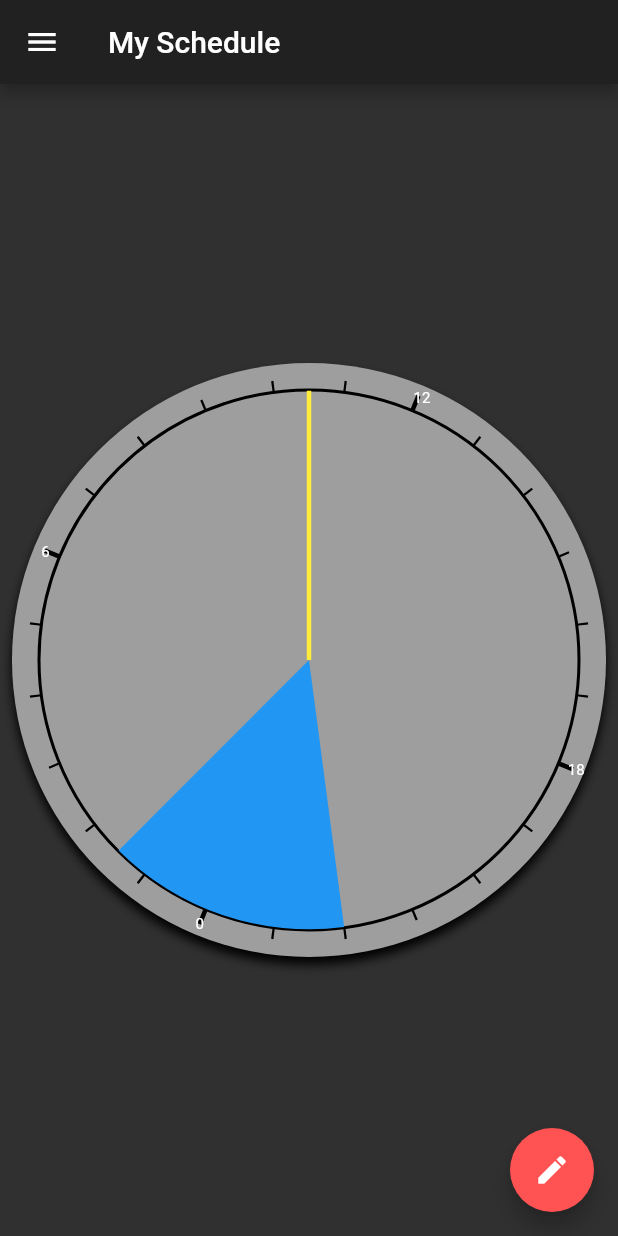
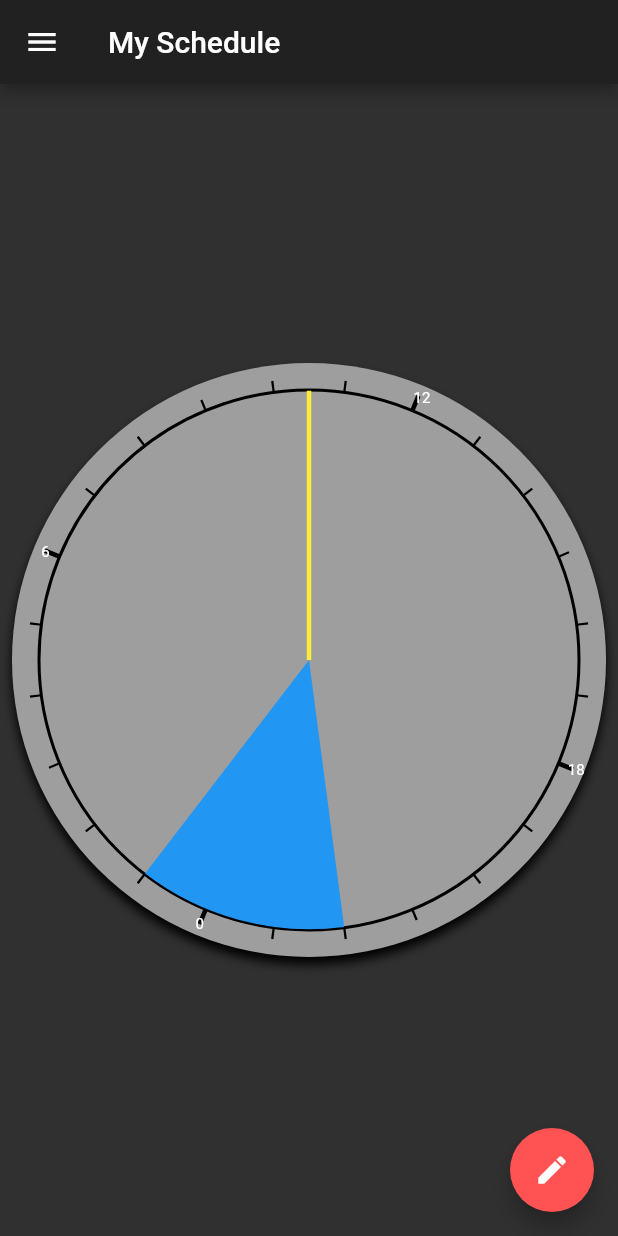
Before and after one commit to juanitotaveras/napchart-mobile, a Flutter app: the first screen one second after launch, on a phone screen of 412 x 824 dp. Run offline on Flutter 3.47's test engine with Material 2 defaults, Android fonts, the phone set to English and light mode, and no system bars; our stand-ins replace charts_flutter.

Commit message:
Custom graphics look awesome

```diff
--- a/lib/current_schedule_graphic.dart
+++ b/lib/current_schedule_graphic.dart
@@ -1,5 +1,7 @@
 import 'package:flutter/material.dart';
 import 'package:polysleep/src/models/time.dart';
+import 'package:polysleep/src/models/segment.dart';
+
 import 'schedule_number_painter.dart';
 import 'segment_painter.dart';
 import 'dart:math';
@@ -7,12 +9,30 @@ import 'utils.dart';
 
 class CurrentScheduleGraphic extends StatelessWidget {
   CurrentScheduleGraphic({Key key, this.currentTime}) : super(key: key);
-
+  // TODO: Have a list of segments as input
   final DateTime currentTime;
 
+//  final Stack segmentStack = Stack(
+//    children: segments.map((segment) => {
+//      Container(
+//
+//      );
+//    }).toList();
+//  );
   @override
   Widget build(BuildContext context) {
     // TODO: implement build
+    final DateTime _start = DateTime(2019,0,0,22);
+    final DateTime _end = DateTime(2019,0,1,1,30);
+    final List<Segment> segments = [Segment(startTime:_start, endTime: _end)];
+    final List<Widget> segmentWidgets = segments.map( (seg) => Container(
+        width: double.infinity,
+        height: double.infinity,
+        child: CustomPaint(
+            painter: SegmentPainter(seg.startTime.hour * 60, seg.endTime.hour * 60,
+                Time.toRadiansFrom(currentTime) + pi/2) // 10pm to 1:30am
+        )
+    )).toList();
     return Stack(
       children: <Widget>[
         Container(
@@ -29,8 +49,6 @@ class CurrentScheduleGraphic extends StatelessWidget {
             ],
           ),
         ),
-
-
         Container(
           width: double.infinity,
           height: double.infinity,
@@ -46,14 +64,17 @@ class CurrentScheduleGraphic extends StatelessWidget {
             painter: ClockDialPainter(clockText: ClockText.arabic, startTime: this.currentTime),
           ),
         ),
-        Container(
-            width: double.infinity,
-            height: double.infinity,
-            child: CustomPaint(
-                painter: SegmentPainter(1320, 90,
-                    Time.toRadiansFrom(this.currentTime) + pi/2) // 10pm to 1:30am
-            )
+        Stack(
+          children: segmentWidgets,
         ),
+//        Container(
+//            width: double.infinity,
+//            height: double.infinity,
+//            child: CustomPaint(
+//                painter: SegmentPainter(1320, 90,
+//                    Time.toRadiansFrom(this.currentTime) + pi/2) // 10pm to 1:30am
+//            )
+//        ),
         Container(
           width: double.infinity,
           height: double.infinity,
@@ -71,7 +92,7 @@ class ClockHandPainter extends CustomPainter {
   @override
   void paint(Canvas canvas, Size size) {
     // TODO: implement paint
-    double radius = size.width / 2.2 - 0.5;
+    double radius = min(size.width, size.height) / 2.2 - 0.5;
     Offset centerPoint = Offset(size.width/2, size.height/2);
     Offset endPoint = Utils.getCoord(centerPoint, radius, 0, pi/2);
     Paint paint = Paint()
@@ -83,7 +104,7 @@ class ClockHandPainter extends CustomPainter {
   @override
   bool shouldRepaint(CustomPainter oldDelegate) {
     // TODO: implement shouldRepaint
-    return null;
+    return true;
   }
 
 }
--- a/lib/schedule_number_painter.dart
+++ b/lib/schedule_number_painter.dart
@@ -35,15 +35,13 @@ class ClockDialPainter extends CustomPainter{
         )
   {
     tickPaint.color= Colors.blueGrey;
-    print ('STARTTIME"');
-    print(this.startTime);
   }
 
   @override
   void paint(Canvas canvas, Size size) {
     var tickMarkLength;
     final angle= 2* PI / 24;
-    final radius= size.width/2;
+    final radius= min(size.width, size.height)/2;
     hourTickMarkLength = radius / 18 ;
     minuteTickMarkLength = radius / 25;
     tickPaint.strokeWidth = 2;
@@ -57,12 +55,10 @@ class ClockDialPainter extends CustomPainter{
     final double startTimeRadians = Time.toRadiansFrom(this.startTime) + pi/2;
 
     for (var i = 0; i < 24; i++) {
-      print("i: " + i.toString());
       tickMarkLength = i % 6 == 0 ? hourTickMarkLength: minuteTickMarkLength;
       tickPaint.strokeWidth= i % 6 == 0 ? hourTickMarkWidth : minuteTickMarkWidth;
       Offset tickStartPoint = Utils.getCoord(centerPoint, tickMarkStartRadius, i*60, startTimeRadians);
       Offset tickEndPoint = Utils.getCoord(centerPoint, tickMarkStartRadius+tickMarkLength, i*60, startTimeRadians);
-      print("tick Start point: " + tickStartPoint.toString());
       canvas.drawLine(tickStartPoint, tickEndPoint, tickPaint);
 
 
@@ -80,7 +76,7 @@ class ClockDialPainter extends CustomPainter{
         var numberCoord = Utils.getCoord(centerPointForNumPainter,
             /*tickMarkStartRadius+tickMarkLength+5*/ radius,
             i*60, startTimeRadians);
-        print ("num coord: " + numberCoord.toString());
+//        print ("num coord: " + numberCoord.toString());
         textPainter.paint(canvas, numberCoord);
       }
 
--- a/lib/segment_painter.dart
+++ b/lib/segment_painter.dart
@@ -33,8 +33,8 @@ class SegmentPainter extends CustomPainter {
     //const distFromCenter = 0;
     //centerPoint = Offset(centerPoint.dx, centerPoint.dy + distFromCenter);
     var centerPoint = Offset(size.width/2, size.height / 2);
-    print("CENTER PT ");
-    print(centerPoint);
+//    print("CENTER PT ");
+//    print(centerPoint);
     var radius = min(size.width, size.height) / 2.2 - 0.5;
 
     // cornerOne = Offset(centerPoint.)
@@ -64,55 +64,3 @@ class SegmentPainter extends CustomPainter {
   }
 
 }
-//class DonutPieChart extends StatelessWidget {
-//  final List<charts.Series> seriesList;
-//  final bool animate;
-//
-//  DonutPieChart(this.seriesList, {this.animate});
-//
-//  /// Creates a [PieChart] with sample data and no transition.
-//  factory DonutPieChart.withSampleData() {
-//    return new DonutPieChart(
-//      _createSampleData(),
-//      // Disable animations for image tests.
-//      animate: false,
-//    );
-//  }
-//
-//
-//  @override
-//  Widget build(BuildContext context) {
-//    return new charts.PieChart(seriesList,
-//        animate: animate,
-//        // Configure the width of the pie slices to 60px. The remaining space in
-//        // the chart will be left as a hole in the center.
-//        defaultRenderer: new charts.ArcRendererConfig(arcWidth: 60));
-//  }
-//
-//  /// Create one series with sample hard coded data.
-//  static List<charts.Series<LinearSales, int>> _createSampleData() {
-//    final data = [
-//      new LinearSales(0, 100),
-//      new LinearSales(1, 60),
-//      new LinearSales(2, 25),
-//      new LinearSales(3, 5),
-//    ];
-//
-//    return [
-//      new charts.Series<LinearSales, int>(
-//        id: 'Sales',
-//        domainFn: (LinearSales sales, _) => sales.year,
-//        measureFn: (LinearSales sales, _) => sales.sales,
-//        data: data,
-//      )
-//    ];
-//  }
-//}
-//
-///// Sample linear data type.
-//class LinearSales {
-//  final int year;
-//  final int sales;
-//
-//  LinearSales(this.year, this.sales);
-//}
--- a/lib/src/blocs/home_bloc.dart
+++ b/lib/src/blocs/home_bloc.dart
@@ -1,5 +1,5 @@
 import 'dart:async';
-import 'package:polysleep/src/models/time.dart';
+
 class HomeBloc {
   /* We want the current time to be output as a stream every second (or minute),
  so that our UI can update accordingly */
@@ -9,12 +9,11 @@ class HomeBloc {
  Timer timer;
 
  HomeBloc() {
-   timer = Timer.periodic(Duration(seconds: 1), (Timer t) => produceCurrentTime());
+   timer = Timer.periodic(Duration(seconds: 1), (Timer t) =>
+       produceCurrentTime());
  }
 
  DateTime produceCurrentTime() {
-   print("DATETIME EVENT");
-   print(DateTime.now());
    _inTime.add(DateTime.now());
  }
 
--- /dev/null
+++ b/lib/src/models/segment.dart
@@ -0,0 +1,6 @@
+
+class Segment {
+  final DateTime startTime;
+  final DateTime endTime;
+  Segment({this.startTime, this.endTime});
+}
```
